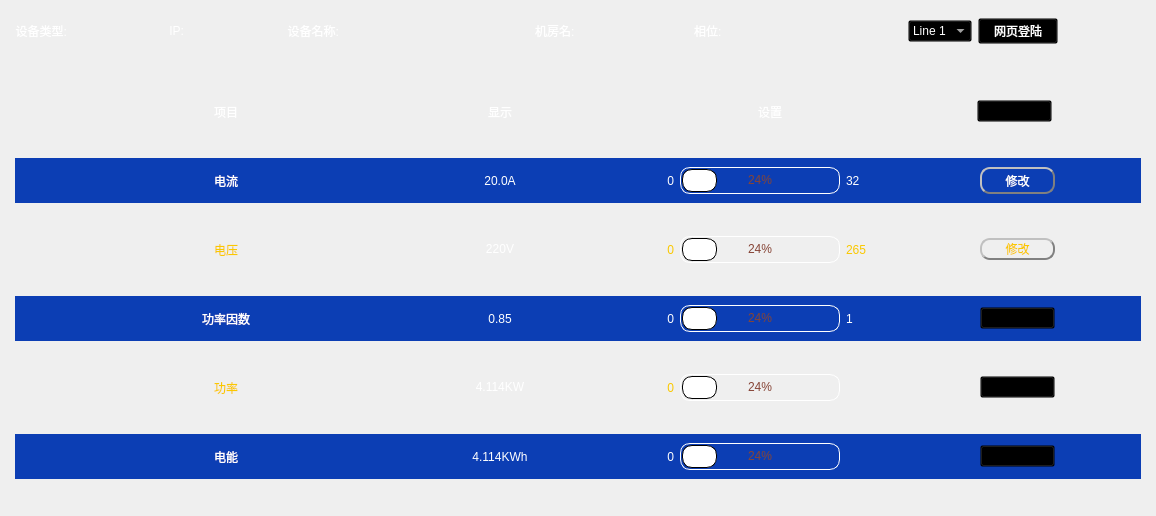
The window that CleverManager/pdus/pdu_line/pdu_linewid.ui (ChinaClever/CleverManagerV3) describes before a commit, drawn with Qt 5.
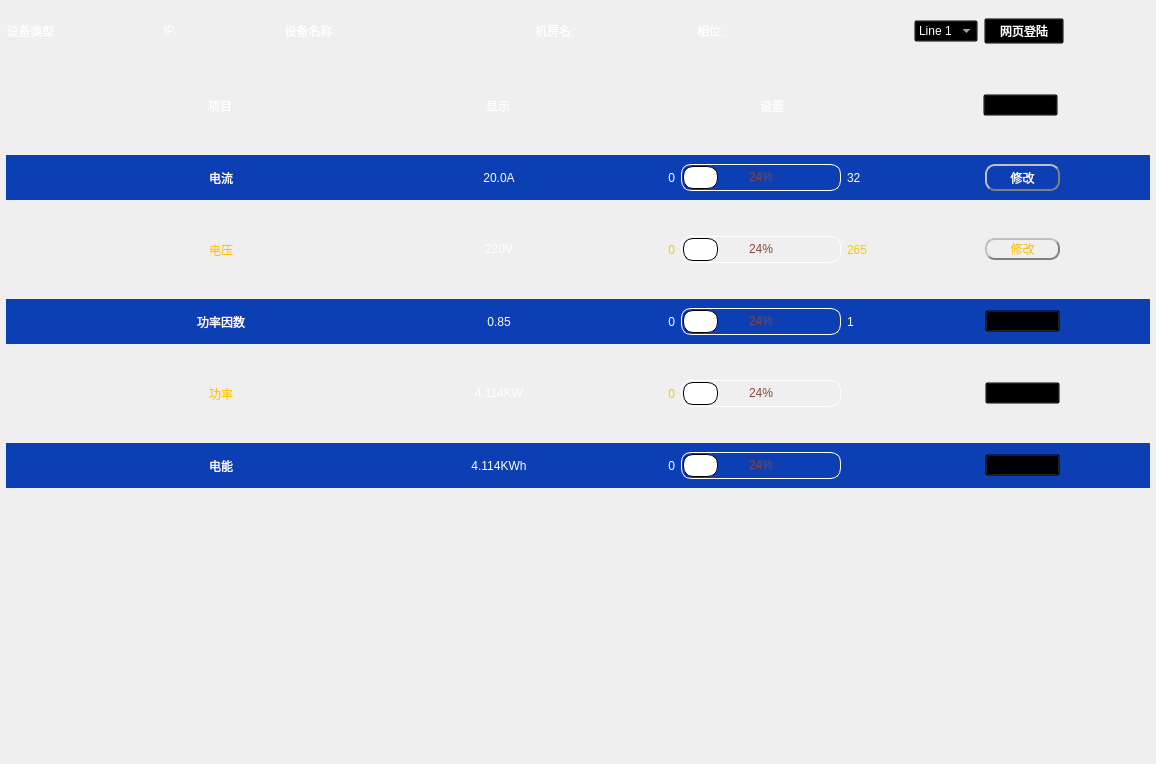
The same window after the commit.

Patch:
```diff
--- a/CleverManager/pdus/pdu_line/pdu_linewid.ui
+++ b/CleverManager/pdus/pdu_line/pdu_linewid.ui
@@ -7,7 +7,7 @@
     <x>0</x>
     <y>0</y>
     <width>1156</width>
-    <height>516</height>
+    <height>764</height>
    </rect>
   </property>
   <property name="windowTitle">
@@ -17,24 +17,15 @@
    <string notr="true">font: 12pt &quot;微软雅黑&quot;;
 color: rgb(255, 255, 255);</string>
   </property>
-  <layout class="QVBoxLayout" name="verticalLayout">
-   <property name="spacing">
-    <number>6</number>
-   </property>
-   <property name="leftMargin">
-    <number>6</number>
-   </property>
-   <property name="topMargin">
-    <number>6</number>
-   </property>
-   <property name="rightMargin">
-    <number>6</number>
-   </property>
-   <property name="bottomMargin">
-    <number>6</number>
-   </property>
-   <item>
     <widget class="QWidget" name="widget_13" native="true">
+   <property name="geometry">
+    <rect>
+     <x>6</x>
+     <y>6</y>
+     <width>1144</width>
+     <height>50</height>
+    </rect>
+   </property>
      <property name="minimumSize">
       <size>
        <width>0</width>
@@ -283,9 +274,15 @@
       </item>
      </layout>
     </widget>
-   </item>
-   <item>
     <widget class="QWidget" name="widget_4" native="true">
+   <property name="geometry">
+    <rect>
+     <x>6</x>
+     <y>62</y>
+     <width>1144</width>
+     <height>448</height>
+    </rect>
+   </property>
      <property name="styleSheet">
       <string notr="true"/>
      </property>
@@ -1618,8 +1615,16 @@
       </item>
      </layout>
     </widget>
-   </item>
-  </layout>
+  <widget class="QWidget" name="graphWid" native="true">
+   <property name="geometry">
+    <rect>
+     <x>30</x>
+     <y>530</y>
+     <width>1031</width>
+     <height>201</height>
+    </rect>
+   </property>
+  </widget>
  </widget>
  <resources/>
  <connections/>
```
Lines whose indentation alone changed are shown as unchanged.
